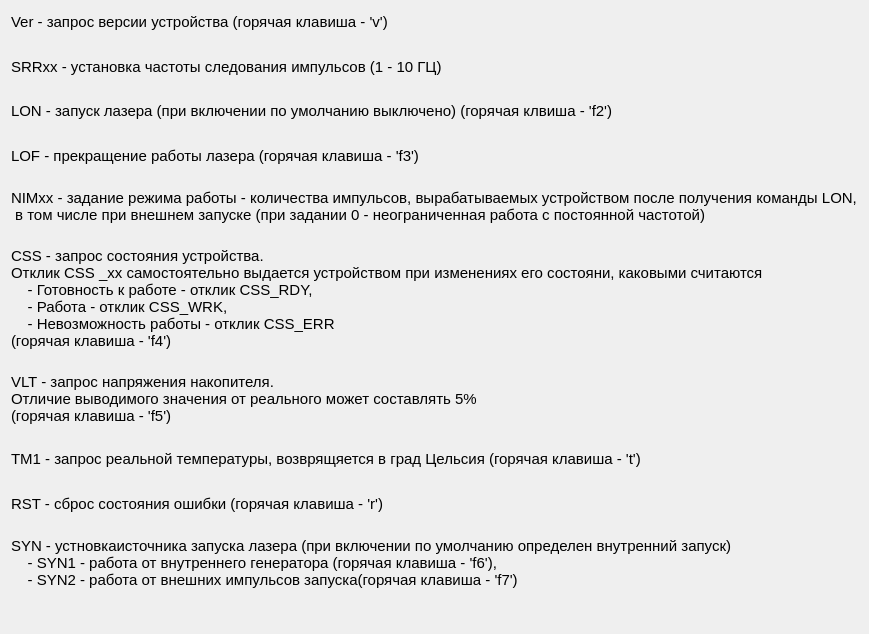
Before: the Qt Designer form infowindow.ui in eugenezador/OCounter, drawn with Qt 5.
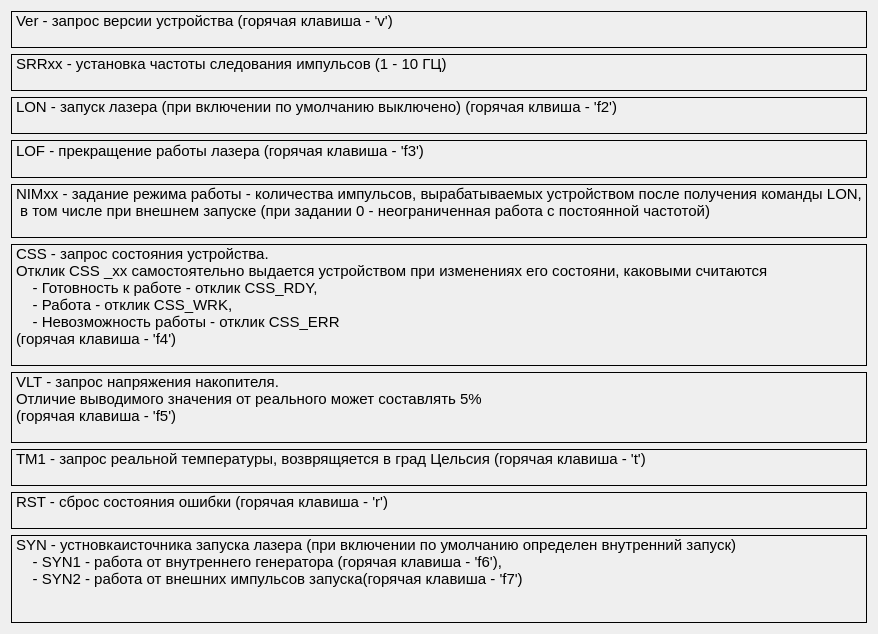
After: the same form once the commit is applied.

Commit message: add enable disable of info button(not working yet)

```diff
--- a/infowindow.ui
+++ b/infowindow.ui
@@ -29,6 +29,9 @@
     <layout class="QVBoxLayout" name="verticalLayout">
      <item>
       <widget class="QLabel" name="label">
+       <property name="frameShape">
+        <enum>QFrame::Box</enum>
+       </property>
        <property name="text">
         <string>Ver - запрос версии устройства (горячая клавиша - 'v')
 </string>
@@ -37,6 +40,9 @@
      </item>
      <item>
       <widget class="QLabel" name="label_2">
+       <property name="frameShape">
+        <enum>QFrame::Box</enum>
+       </property>
        <property name="text">
         <string>SRRxx - установка частоты следования импульсов (1 - 10 ГЦ)
 </string>
@@ -45,6 +51,9 @@
      </item>
      <item>
       <widget class="QLabel" name="label_3">
+       <property name="frameShape">
+        <enum>QFrame::Box</enum>
+       </property>
        <property name="text">
         <string>LON - запуск лазера (при включении по умолчанию выключено) (горячая клвиша - 'f2')
 </string>
@@ -53,6 +62,9 @@
      </item>
      <item>
       <widget class="QLabel" name="label_4">
+       <property name="frameShape">
+        <enum>QFrame::Box</enum>
+       </property>
        <property name="text">
         <string>LOF - прекращение работы лазера (горячая клавиша - 'f3')
 </string>
@@ -61,6 +73,9 @@
      </item>
      <item>
       <widget class="QLabel" name="label_5">
+       <property name="frameShape">
+        <enum>QFrame::Box</enum>
+       </property>
        <property name="text">
         <string>NIMxx - задание режима работы - количества импульсов, вырабатываемых устройством после получения команды LON,
  в том числе при внешнем запуске (при задании 0 - неограниченная работа с постоянной частотой) 
@@ -70,6 +85,9 @@
      </item>
      <item>
       <widget class="QLabel" name="label_6">
+       <property name="frameShape">
+        <enum>QFrame::Box</enum>
+       </property>
        <property name="text">
         <string>CSS - запрос состояния устройства.
 Отклик CSS _xx самостоятельно выдается устройством при изменениях его состояни, каковыми считаются 
@@ -83,6 +101,9 @@
      </item>
      <item>
       <widget class="QLabel" name="label_7">
+       <property name="frameShape">
+        <enum>QFrame::Box</enum>
+       </property>
        <property name="text">
         <string>VLT - запрос напряжения накопителя.
 Отличие выводимого значения от реального может составлять 5%
@@ -93,6 +114,9 @@
      </item>
      <item>
       <widget class="QLabel" name="label_8">
+       <property name="frameShape">
+        <enum>QFrame::Box</enum>
+       </property>
        <property name="text">
         <string>TM1 - запрос реальной температуры, возврящяется в град Цельсия (горячая клавиша - 't')
 </string>
@@ -101,6 +125,9 @@
      </item>
      <item>
       <widget class="QLabel" name="label_9">
+       <property name="frameShape">
+        <enum>QFrame::Box</enum>
+       </property>
        <property name="text">
         <string>RST - сброс состояния ошибки (горячая клавиша - 'r')
 </string>
@@ -109,6 +136,9 @@
      </item>
      <item>
       <widget class="QLabel" name="label_10">
+       <property name="frameShape">
+        <enum>QFrame::Box</enum>
+       </property>
        <property name="text">
         <string>SYN - устновкаисточника запуска лазера (при включении по умолчанию определен внутренний запуск)
     - SYN1 - работа от внутреннего генератора (горячая клавиша - 'f6'),
```
The commit also changes 4 other files.
